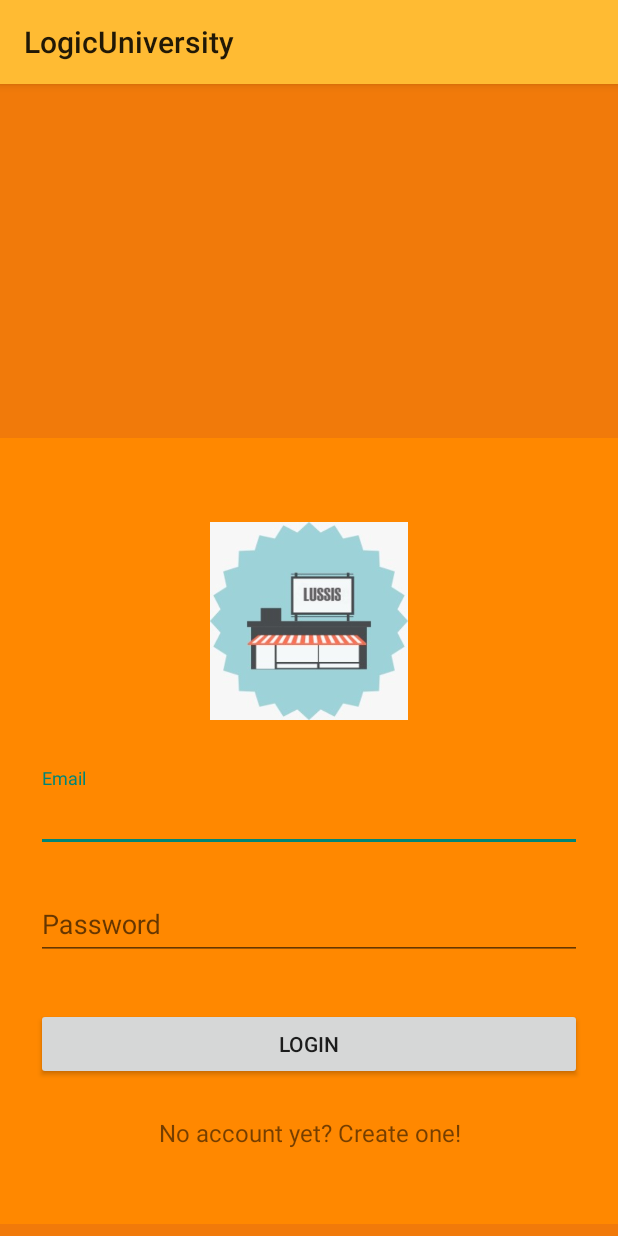
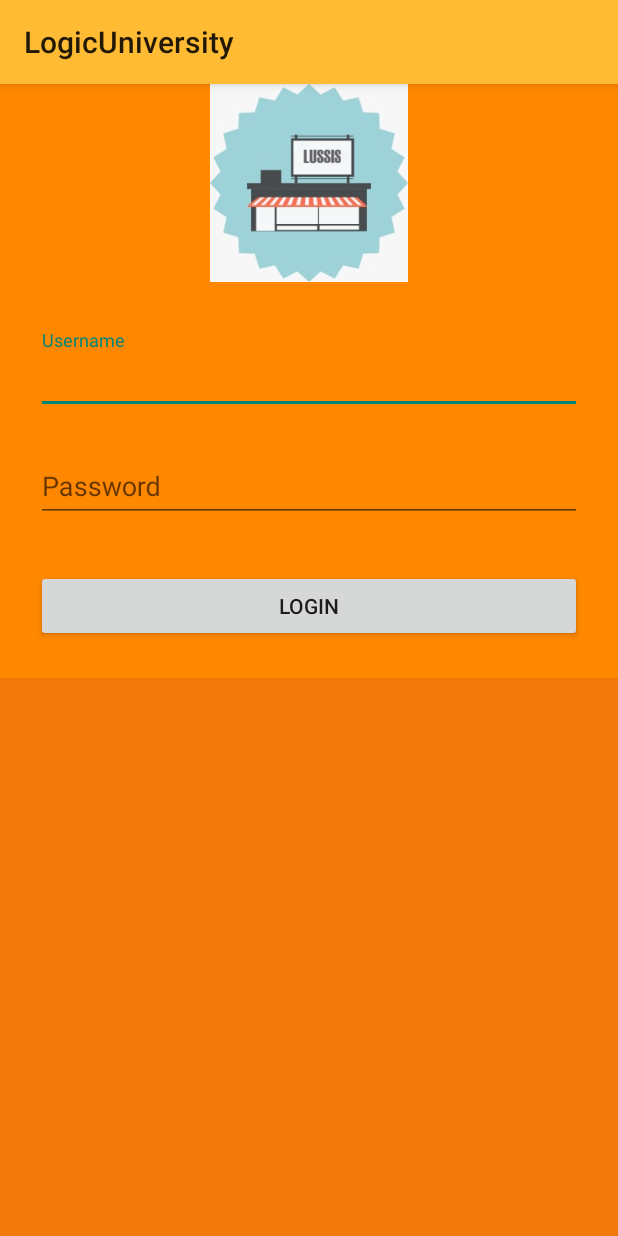
Before and after one commit to ChitSuShine/LogicUniversity, an Android app: the screen it shows after launch (LoginActivity), on a phone screen of 412 x 824 dp. Run offline under Robolectric (Android 15) with nearby library versions, the phone set to English and light mode, and no system bars.

Commit message:
Layout Modification

```diff
--- a/app/src/main/res/layout/activity_login.xml
+++ b/app/src/main/res/layout/activity_login.xml
@@ -15,6 +15,10 @@
         android:elevation="4dp"
         android:theme="@style/ThemeOverlay.AppCompat.ActionBar"
         app:popupTheme="@style/ThemeOverlay.AppCompat.Light" />
+
+    <ScrollView
+        android:layout_width="match_parent"
+        android:layout_height="match_parent">
 
         <LinearLayout
             android:layout_width="match_parent"
@@ -34,7 +38,7 @@
                 android:layout_marginBottom="24dp"
                 android:src="@drawable/logo" />
 
-        <!-- Email Label -->
+            <!-- Username Label -->
             <android.support.design.widget.TextInputLayout
                 android:layout_width="match_parent"
                 android:layout_height="wrap_content"
@@ -42,10 +46,10 @@
                 android:layout_marginTop="8dp">
 
                 <EditText
-                android:id="@+id/input_email"
+                    android:id="@+id/input_username"
                     android:layout_width="match_parent"
                     android:layout_height="wrap_content"
-                android:hint="Email"
+                    android:hint="Username"
                     android:inputType="textEmailAddress" />
             </android.support.design.widget.TextInputLayout>
 
@@ -73,15 +77,7 @@
                 android:padding="12dp"
                 android:text="Login" />
 
-        <TextView
-            android:id="@+id/link_signup"
-            android:layout_width="fill_parent"
-            android:layout_height="wrap_content"
-            android:layout_marginBottom="24dp"
-            android:gravity="center"
-            android:text="No account yet? Create one!"
-            android:textSize="16dip" />
-
         </LinearLayout>
+    </ScrollView>
 
 </android.support.constraint.ConstraintLayout>
```
Lines whose indentation alone changed are shown as unchanged.
